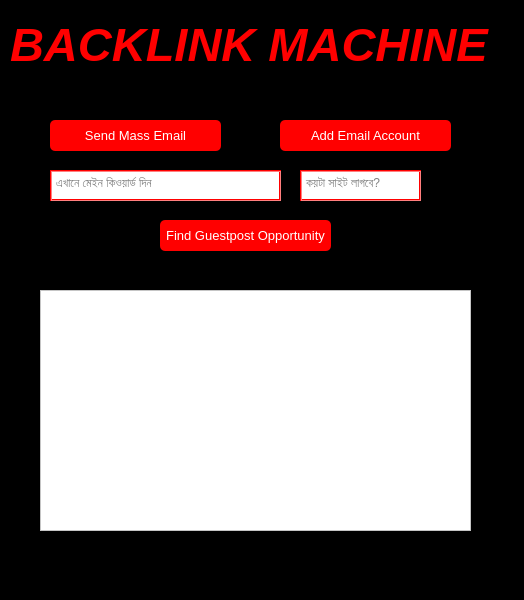
Above: ui/main.ui from iamshakibulislam/backlink-machine before the change. Below: the same form after it.
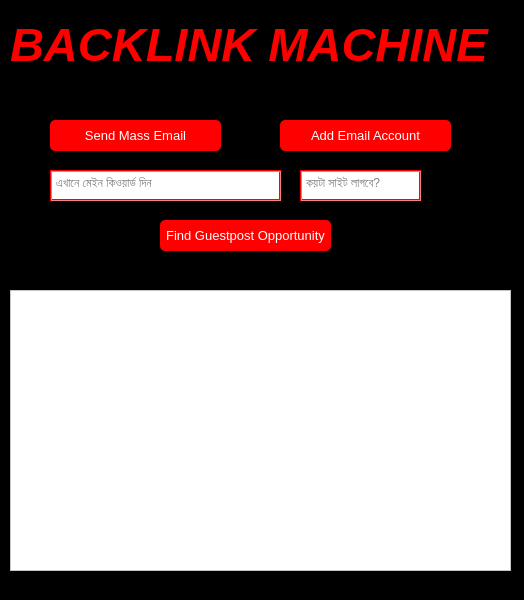
That is the form after the change.

```diff
--- a/ui/main.ui
+++ b/ui/main.ui
@@ -100,10 +100,10 @@
    <widget class="QTableWidget" name="table">
     <property name="geometry">
      <rect>
-      <x>40</x>
+      <x>10</x>
       <y>290</y>
-      <width>431</width>
-      <height>241</height>
+      <width>501</width>
+      <height>281</height>
      </rect>
     </property>
     <property name="styleSheet">
```
